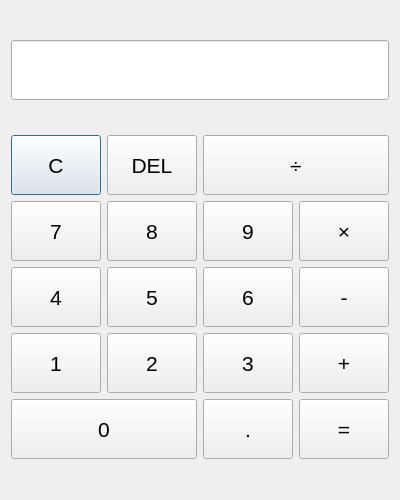
Above: dialog.ui from 41343112/Qt_homework before the change. Below: the same form after it.
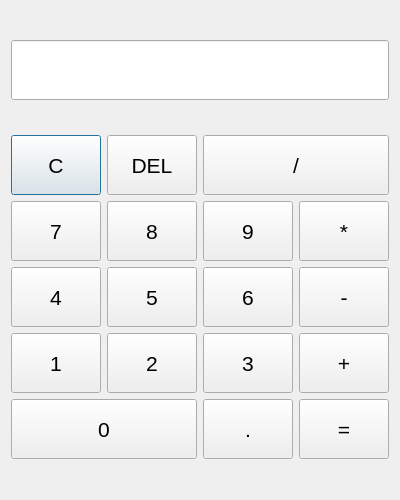
That is the form after the change.

Commit message: Update calculator operators from ×÷ to */

What changed in the file:
```diff
--- a/dialog.ui
+++ b/dialog.ui
@@ -87,7 +87,7 @@
         </font>
        </property>
        <property name="text">
-        <string>÷</string>
+        <string>/</string>
        </property>
       </widget>
      </item>
@@ -159,7 +159,7 @@
         </font>
        </property>
        <property name="text">
-        <string>×</string>
+        <string>*</string>
        </property>
       </widget>
      </item>
```
The commit also changes 1 other file.
